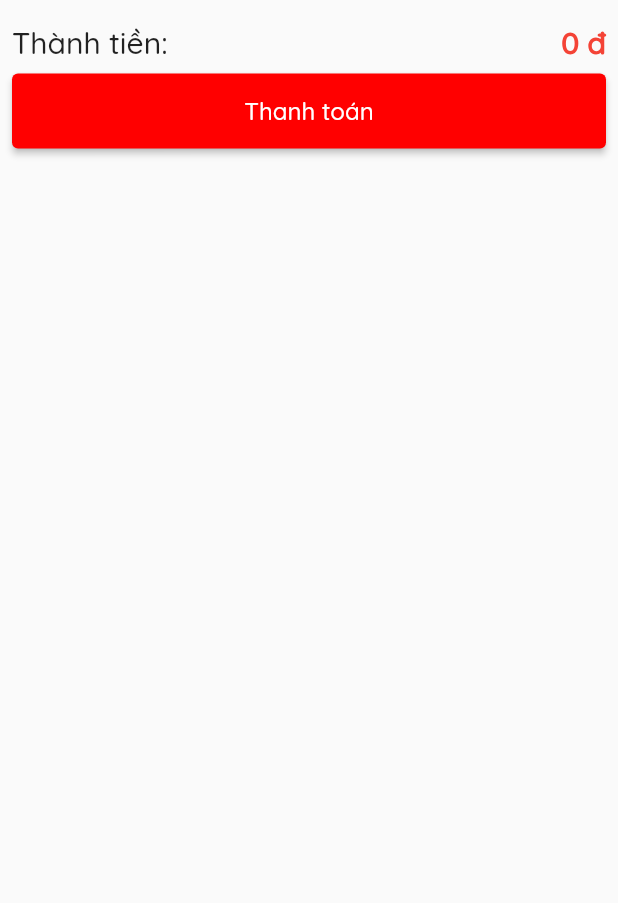
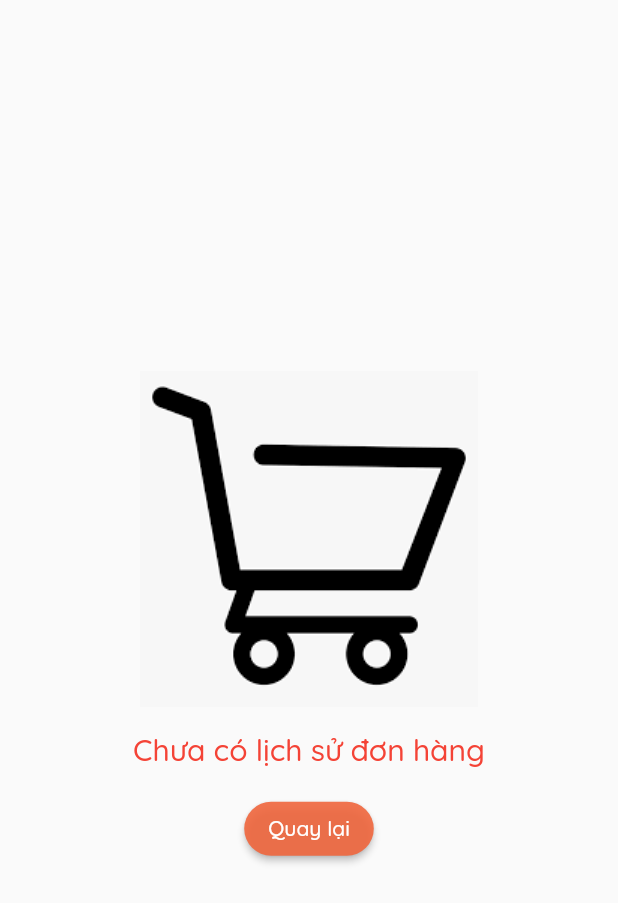
Before and after one commit to QuyenNVC/ProjectSale_App_Flutter, a Flutter app: the CartContainer widget shown alone on an empty page, opened directly, on a phone screen of 412 x 824 dp. Shown: the top 903 px of the screen. Run offline on Flutter 3.47's test engine with Material 2 defaults, Android fonts, the phone set to English and light mode, and no system bars; our stand-ins replace badges, carousel_slider, dio, equatable, flutter_spinkit, lottie and 2 more; accounts and stored records are empty.

Commit message:
fix bug UI empty cart and order history, history detail

```diff
--- a/lib/presentation/features/cart/cart_page.dart
+++ b/lib/presentation/features/cart/cart_page.dart
@@ -124,6 +124,48 @@ class _CartContainerState extends State<CartContainer> {
                 );
               }
               List<Product>? products = snapshot.data?.products ?? [];
+              if (products.length == 0) {
+                return Expanded(
+                  child: Column(
+                    children: [
+                      Center(
+                        child: Image.asset('assets/images/empty_cart.png'),
+                      ),
+                      Container(
+                        padding: EdgeInsets.symmetric(vertical: 16),
+                        child: Text(
+                          "Chưa có lịch sử đơn hàng",
+                          style: TextStyle(
+                              fontSize: 20,
+                              fontWeight: FontWeight.w600,
+                              color: Colors.red),
+                        ),
+                      ),
+                      ElevatedButton(
+                        onPressed: () {
+                          Navigator.of(context).pop();
+                        },
+                        child: const Text("Quay lại"),
+                        style: ButtonStyle(
+                            backgroundColor:
+                                MaterialStateProperty.resolveWith((states) {
+                              if (states.contains(MaterialState.pressed)) {
+                                return const Color.fromARGB(200, 240, 102, 61);
+                              } else {
+                                return const Color.fromARGB(230, 240, 102, 61);
+                              }
+                            }),
+                            shape: MaterialStateProperty.all(
+                                const RoundedRectangleBorder(
+                                    borderRadius: BorderRadius.all(
+                                        Radius.circular(20))))),
+                      )
+                    ],
+                    crossAxisAlignment: CrossAxisAlignment.center,
+                    mainAxisAlignment: MainAxisAlignment.center,
+                  ),
+                );
+              }
               num sumPrice = products.fold(0, (sum, e) {
                 sum = sum + e.price * e.quantity;
                 return sum;
```
Also changed, not shown: lib/presentation/features/order_history/order_history_page.dart (+43 -2 lines), lib/presentation/features/order_history_detail/order_history_detail_page.dart (+47 -7 lines), 4 other files.
